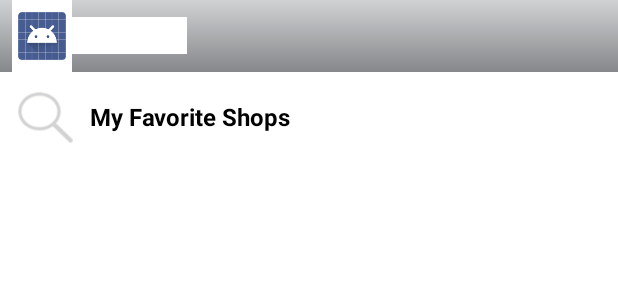
After one commit to ngzhongqin/getMore-android, an Android app: the layout home_f.xml on its own in the app's theme, with its tools: preview values and no code run, on a phone screen of 412 x 824 dp. The commit adds this screen. Shown: the top 300 px of the screen. Run offline under Robolectric (Android 15) with nearby library versions, the phone set to English and light mode, and no system bars.

Commit message:
Loaded Icons for Home, Friends and Points on Top Menu Button Listener in ActionBarHandler Buttons are now selectable and colours changes accordingly. Implemented first webservice call to server side Implemented small spinner for ID on landing page. Removed unwanted fragments Built Skeleton of ViewPager. Added Search Btn

```diff
--- a/app/src/main/java/getmore/com/getmore/MainActivity.java
+++ b/app/src/main/java/getmore/com/getmore/MainActivity.java
@@ -8,6 +8,7 @@ import android.support.v4.view.ViewPager;
 import java.util.ArrayList;
 import java.util.List;
 
+import getmore.com.getmore.fragment.HomeFragment;
 import getmore.com.getmore.pageflow.MyPageAdapter;
 import getmore.com.getmore.pageflow.ViewPagerHandler;
 import getmore.com.getmore.pageflow.menu.ActionBarHandler;
@@ -39,7 +40,7 @@ public class MainActivity extends FragmentActivity {
 
         List<Fragment> fList = new ArrayList<Fragment>();
 
-        fList.add(MyFragment.newInstance("1"));
+        fList.add(HomeFragment.newInstance("1"));
         fList.add(MyFragment.newInstance("2"));
         fList.add(MyFragment.newInstance("3"));
 
--- /dev/null
+++ b/app/src/main/java/getmore/com/getmore/fragment/HomeFragment.java
@@ -0,0 +1,31 @@
+package getmore.com.getmore.fragment;
+
+import android.os.Bundle;
+import android.support.v4.app.Fragment;
+import android.view.LayoutInflater;
+import android.view.View;
+import android.view.ViewGroup;
+
+import getmore.com.getmore.R;
+
+public class HomeFragment extends Fragment {
+    public static final String EXTRA_MESSAGE = "EXTRA_MESSAGE";
+
+    public static final HomeFragment newInstance(String message)
+    {
+        HomeFragment f = new HomeFragment();
+        Bundle bdl = new Bundle(1);
+        bdl.putString(EXTRA_MESSAGE, message);
+        f.setArguments(bdl);
+        return f;
+    }
+
+    @Override
+    public View onCreateView(LayoutInflater inflater, ViewGroup container,
+                             Bundle savedInstanceState) {
+        String message = getArguments().getString(EXTRA_MESSAGE);
+        View v = inflater.inflate(R.layout.home_f, container, false);
+
+        return v;
+    }
+}
--- /dev/null
+++ b/app/src/main/res/layout/home_f.xml
@@ -0,0 +1,47 @@
+<?xml version="1.0" encoding="utf-8"?>
+
+<LinearLayout xmlns:android="http://schemas.android.com/apk/res/android"
+    android:orientation="vertical" android:layout_width="match_parent"
+    android:layout_height="match_parent">
+
+    <ScrollView
+        android:layout_width="match_parent"
+        android:layout_height="wrap_content">
+
+        <LinearLayout
+            android:layout_width="match_parent"
+            android:orientation="vertical"
+            android:id="@+id/container"
+            android:layout_height="wrap_content">
+
+            <LinearLayout
+                android:layout_width="match_parent"
+                android:orientation="horizontal"
+                android:layout_height="wrap_content">
+
+                <ImageButton
+                    android:id="@+id/search_btn"
+                    android:src="@drawable/search_grey"
+                    android:scaleType="fitCenter"
+                    android:padding="5dp"
+                    android:adjustViewBounds="true"
+                    android:background="@drawable/white_border"
+                    android:layout_width="60dp"
+                    android:layout_height="wrap_content" />
+
+                <TextView
+                android:layout_width="wrap_content"
+                android:text="My Favorite Shops"
+                android:textColor="@color/black"
+                android:textSize="16dp"
+                android:layout_gravity="center_vertical"
+                android:textStyle="bold"
+                android:layout_height="wrap_content" />
+            </LinearLayout>
+
+
+
+        </LinearLayout>
+    </ScrollView>
+
+</LinearLayout>
--- a/app/src/main/res/values/colors.xml
+++ b/app/src/main/res/values/colors.xml
@@ -2,4 +2,5 @@
 <resources>
     <color name="white">#FFFFFF</color>
     <color name="light_grey">#D3D3D3</color>
+    <color name="black">#000000</color>
 </resources>
```
Also changed, not shown: app/src/main/res/drawable/search.png (added), app/src/main/res/drawable/search_grey.png (added).
